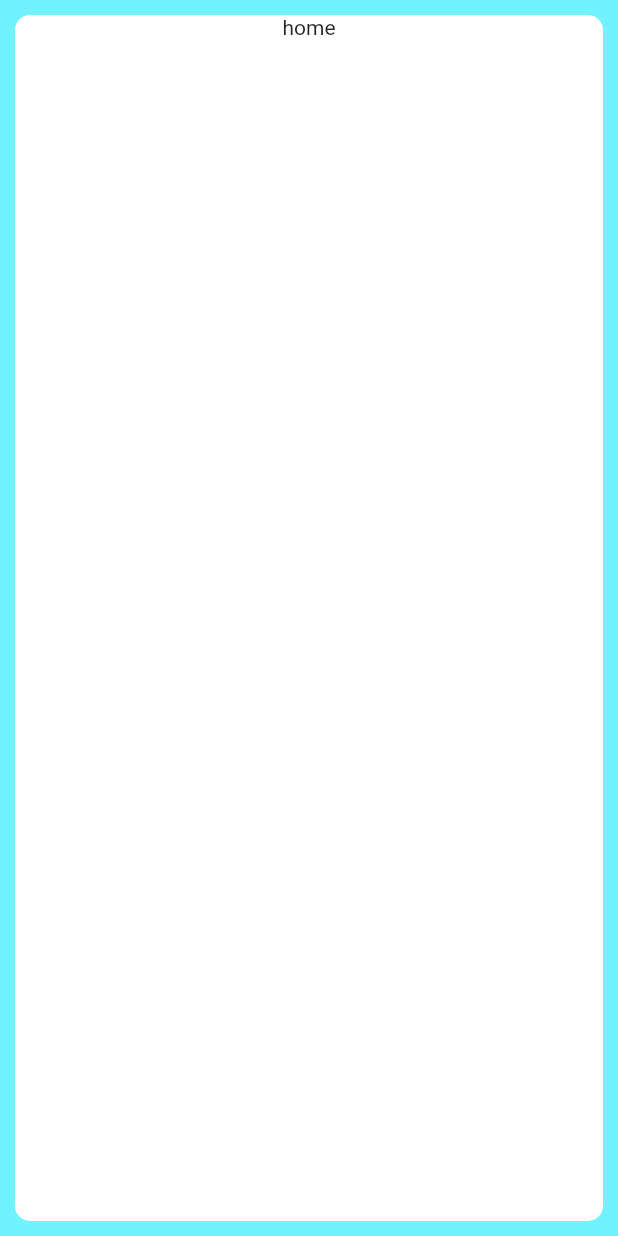
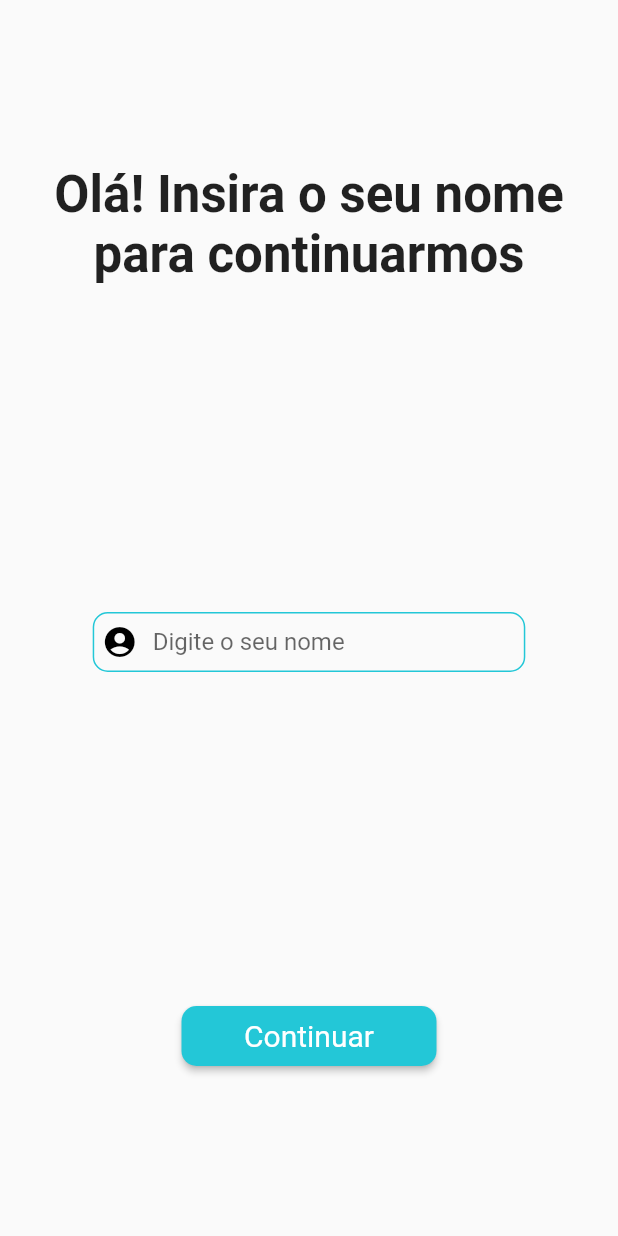
Before and after one commit to caiossfer2/iResenha_flutter, a Flutter app: the screen it shows after launch, after a tap on "Continuar", on a phone screen of 412 x 824 dp. Run offline on Flutter 3.47's test engine with Material 2 defaults, Android fonts, the phone set to English and light mode, and no system bars.

Commit message:
feat: segunda tela pronta, falta funcionalidade

```diff
--- /dev/null
+++ b/lib/components/name_text_field.dart
@@ -0,0 +1,41 @@
+import 'package:flutter/material.dart';
+
+class NameTextField extends StatelessWidget {
+  const NameTextField({Key? key, required this.textController})
+      : super(key: key);
+
+  final TextEditingController textController;
+
+  @override
+  Widget build(BuildContext context) {
+    return Container(
+      padding: const EdgeInsets.symmetric(horizontal: 5),
+      width: MediaQuery.of(context).size.width * 0.7,
+      height: 40,
+      decoration: BoxDecoration(
+          borderRadius: const BorderRadius.all(Radius.circular(10)),
+          border: Border.all(
+              color: const Color.fromRGBO(35, 199, 215, 1), width: 1)),
+      child: Row(
+        crossAxisAlignment: CrossAxisAlignment.center,
+        children: [
+          const Icon(
+            Icons.account_circle_rounded,
+            color: Colors.black,
+          ),
+          Expanded(
+              child: TextField(
+            controller: textController,
+            decoration: const InputDecoration(
+              hintText: 'Digite o seu nome',
+              border: InputBorder.none,
+              contentPadding: EdgeInsets.only(left: 10),
+              isDense:
+                  true, //para manter alinhado no centro ao adicionar o padding
+            ),
+          )),
+        ],
+      ),
+    );
+  }
+}
--- a/lib/main.dart
+++ b/lib/main.dart
@@ -1,5 +1,6 @@
 import 'package:flutter/material.dart';
 import 'package:iresenha/pages/home_page.dart';
+import 'package:iresenha/pages/name_entry_page.dart';
 import 'package:iresenha/pages/welcome_page.dart';
 
 void main() {
@@ -22,6 +23,7 @@ class MyApp extends StatelessWidget {
         routes: {
           '/welcome': (_) => const WelcomePage(),
           '/home': (_) => const HomePage(),
+          '/nameentry': (_) => NameEntryPage(),
         });
   }
 }
--- /dev/null
+++ b/lib/pages/name_entry_page.dart
@@ -0,0 +1,37 @@
+import 'package:flutter/material.dart';
+import 'package:iresenha/components/name_text_field.dart';
+import 'package:iresenha/widgets/blue_button.dart';
+
+class NameEntryPage extends StatelessWidget {
+  NameEntryPage({super.key});
+
+  final TextEditingController _controller = TextEditingController();
+
+  @override
+  Widget build(BuildContext context) {
+    return SafeArea(
+      child: Scaffold(
+        body: Column(
+          mainAxisAlignment: MainAxisAlignment.spaceAround,
+          children: [
+            const Center(
+              child: Text(
+                'Olá! Insira o seu nome para continuarmos',
+                textAlign: TextAlign.center,
+                style: TextStyle(fontSize: 34, fontWeight: FontWeight.w700),
+              ),
+            ),
+            NameTextField(
+              textController: _controller,
+            ),
+            BlueButton(
+                onPressed: () {
+                  // Navigator.of(context).pushNamed('/home');
+                },
+                text: 'Continuar')
+          ],
+        ),
+      ),
+    );
+  }
+}
--- a/lib/pages/welcome_page.dart
+++ b/lib/pages/welcome_page.dart
@@ -24,7 +24,8 @@ class WelcomePage extends StatelessWidget {
               style: TextStyle(fontSize: 22),
             ),
             BlueButton(
-                onPressed: (() => Navigator.of(context).pushNamed('/home')),
+                onPressed: (() =>
+                    Navigator.of(context).pushNamed('/nameentry')),
                 text: 'Continuar')
           ],
         ),
```
